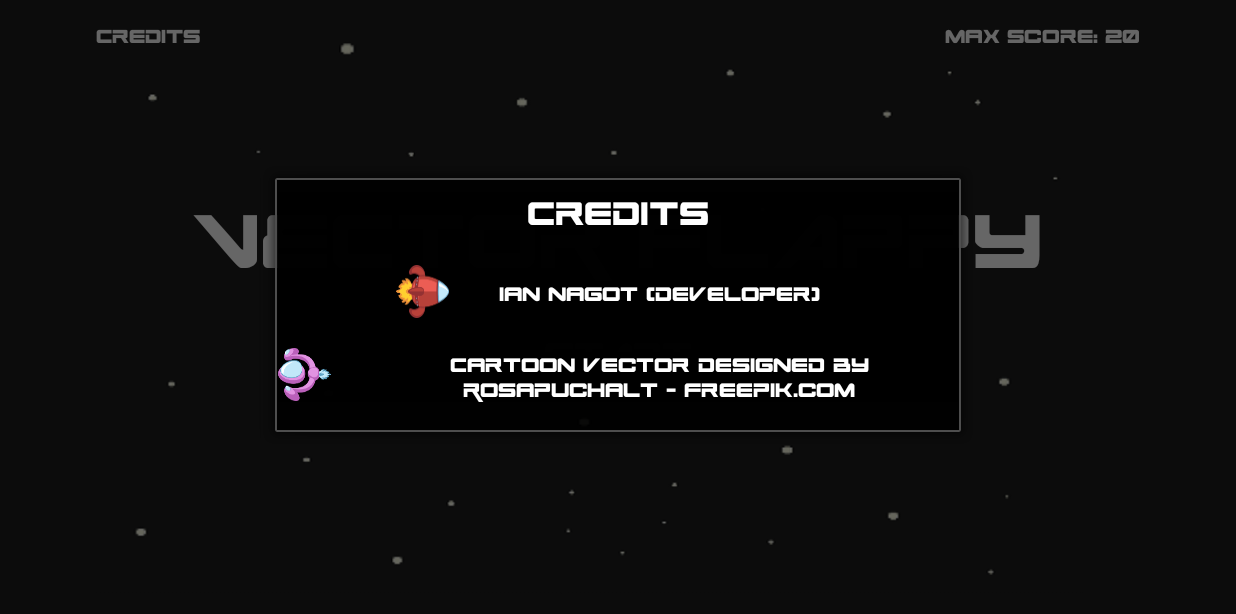
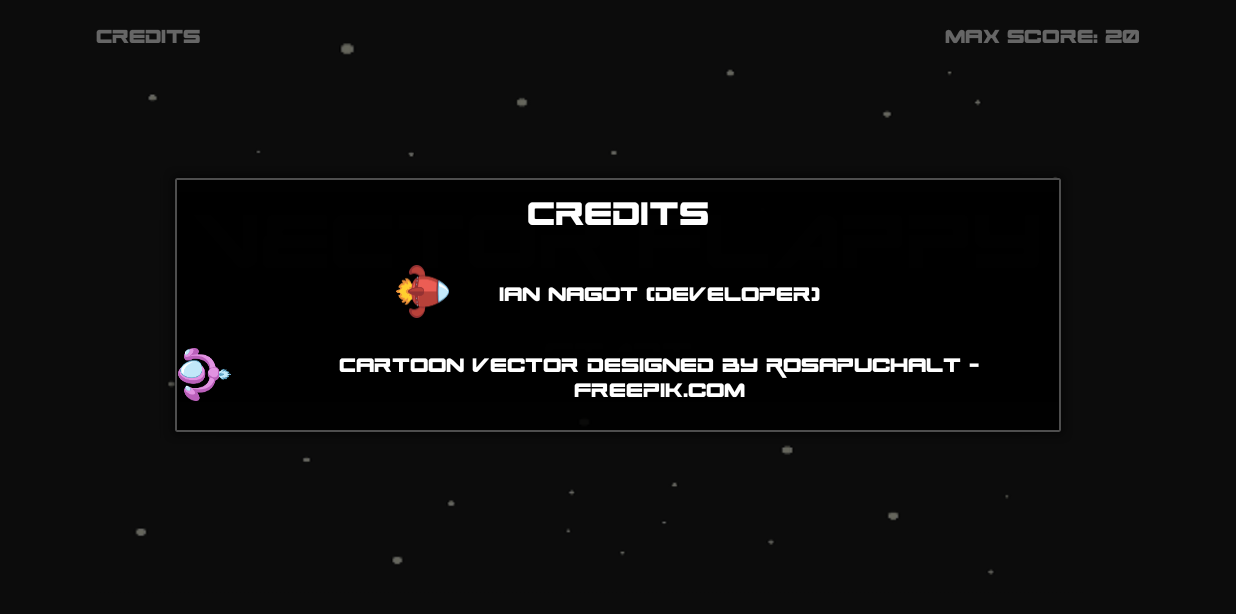
Before and after one commit to nagot21/VectorFlappy, an Android app: the screen it shows after launch (MainActivity), after a tap on "Credits", on a phone screen of 824 x 412 dp (held sideways). Shown: the top 614 px of the screen. Run offline under Robolectric (Android 15) with nearby library versions, the phone set to English and light mode, and no system bars; 1 statement that could not run was skipped; 1 other tap on this screen came first.

Commit message:
Change the width of the dialog box responsible for credits

```diff
--- a/app/src/main/java/com/nagot/vectorflappy/MainActivity.java
+++ b/app/src/main/java/com/nagot/vectorflappy/MainActivity.java
@@ -245,7 +245,7 @@ public class MainActivity extends Activity {
                     Point size = new Point();
                     display.getSize(size);
 
-                    int width = (size.x / 2) + 100;
+                    int width = (size.x / 2) + 300;
                     int height = ViewGroup.LayoutParams.WRAP_CONTENT;
                     dialog.getWindow().setLayout(width, height);
                 }
```
